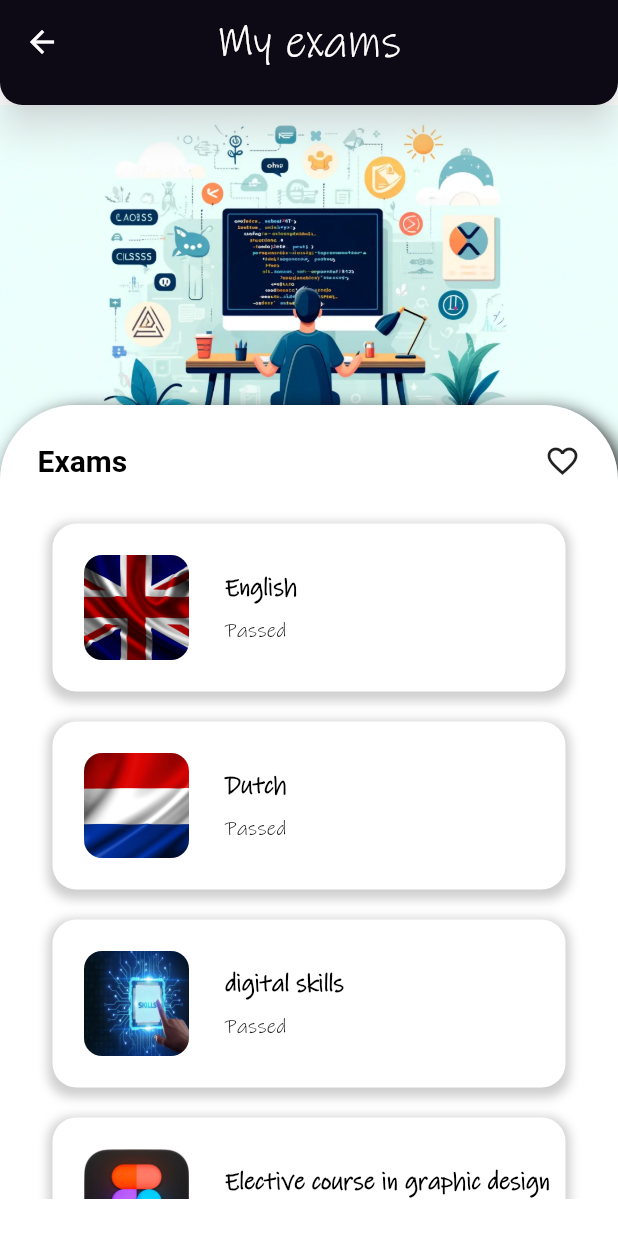
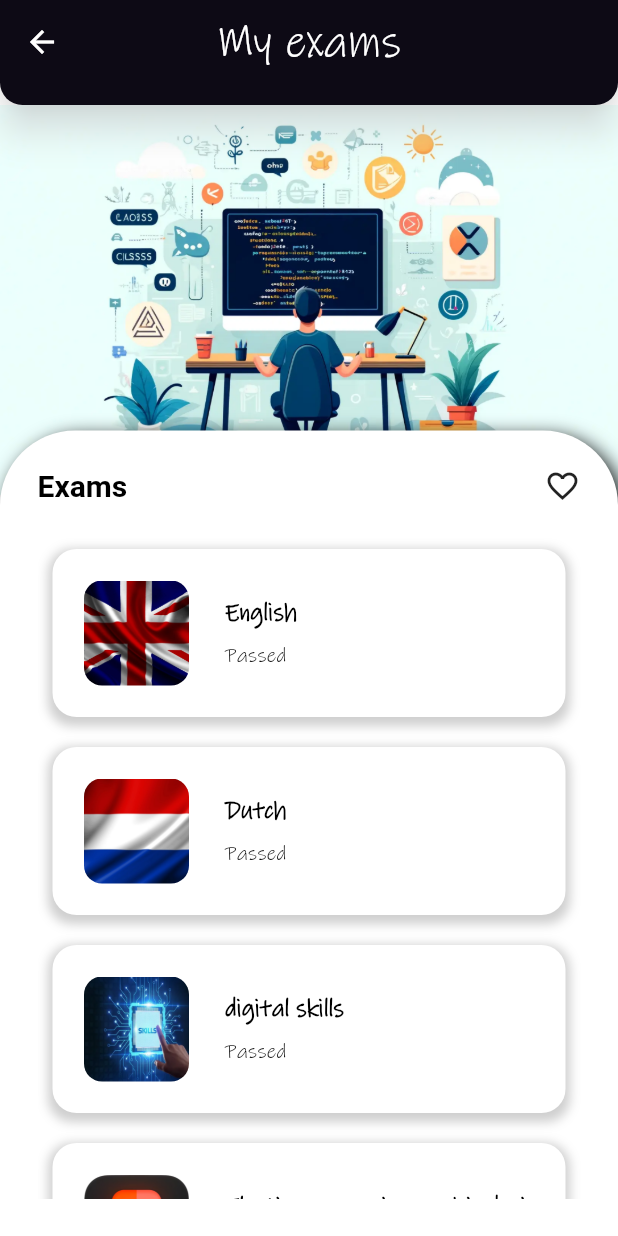
Before and after one commit to PS233187/jazzie_cv, a Flutter app: the MyExamsPage screen opened directly, on a phone screen of 412 x 824 dp. Run offline on Flutter 3.47's test engine with Material 3 defaults, Android fonts, the phone set to English and light mode, and no system bars; our stand-ins replace flutter_image_slideshow, lottie; missing offline and left inert: scratcher.

Commit message:
container_img_sizes

```diff
--- a/analysis_options.yaml
+++ b/analysis_options.yaml
@@ -7,7 +7,7 @@
 
 # The following line activates a set of recommended lints for Flutter apps,
 # packages, and plugins designed to encourage good coding practices.
-include: package:flutter_lints/flutter.yaml
+#include: package:flutter_lints/flutter.yaml
 
 linter:
   # The lint rules applied to this project can be customized in the
--- a/lib/pages/my_exams.dart
+++ b/lib/pages/my_exams.dart
@@ -9,8 +9,6 @@ class MyExamsPage extends StatefulWidget {
 }
 
 class _MyExamsPageState extends State<MyExamsPage> {
-
-
   @override
   Widget build(BuildContext context) {
     return Scaffold(
@@ -32,22 +30,24 @@ class _MyExamsPageState extends State<MyExamsPage> {
             borderRadius: BorderRadius.vertical(bottom: Radius.circular(15.0)),
           ),
           shadowColor: Colors.white,
-          iconTheme: IconThemeData(color: Colors.white), // Hiermee wordt de kleur van de terugknop (back arrow) ingesteld op wit
+          iconTheme: IconThemeData(
+              color: Colors
+                  .white), // Hiermee wordt de kleur van de terugknop (back arrow) ingesteld op wit
         ),
       ),
       backgroundColor: Colors.transparent,
       body: Stack(
         children: [
           Container(
-            height: 260, // Bepaal de hoogte van de afbeelding
-            width: double.infinity, // Neem de hele breedte in
+            height: 260,
+            width: double.infinity,
             child: Image.asset(
               'assets/images/exams_t.png',
               fit: BoxFit.cover,
             ),
           ),
           Container(
-            margin: EdgeInsets.only(top: 200),
+            margin: EdgeInsets.only(top: 217),
             padding: const EdgeInsets.all(25),
             decoration: BoxDecoration(
               color: Color(0xFFFFFFFF),
@@ -57,13 +57,12 @@ class _MyExamsPageState extends State<MyExamsPage> {
               ),
               boxShadow: [
                 BoxShadow(
-                  color: Colors.black.withOpacity(0.9), // Adjust opacity for shadow intensity
-                  offset: Offset(4.0, 4.0), // Adjust offset for shadow position
-                  blurRadius: 10.0, // Adjust blurRadius for shadow softness
+                  color: Colors.black.withOpacity(0.9),
+                  offset: Offset(4.0, 4.0),
+                  blurRadius: 10.0,
                 ),
               ],
             ),
-
             child: Center(
               child: DefaultTextStyle(
                 style: TextStyle(
@@ -95,38 +94,28 @@ class _MyExamsPageState extends State<MyExamsPage> {
                         children: [
                           ExamItem(
                             imagePath: 'assets/images/english.png',
-                            // Voeg het juiste afbeeldingspad toe
                             examItem: 'English',
-                            // Voeg de juiste persoonlijke itemnaam toe
-                            subTitle: 'Passed', // Voeg de juiste subtitel toe
+                            subTitle: 'Passed',
                           ),
                           ExamItem(
                             imagePath: 'assets/images/dutch.png',
-                            // Voeg het juiste afbeeldingspad toe
                             examItem: 'Dutch',
-                            // Voeg de juiste persoonlijke itemnaam toe
-                            subTitle: 'Passed', // Voeg de juiste subtitel toe
+                            subTitle: 'Passed',
                           ),
                           ExamItem(
                             imagePath: 'assets/images/digital.png',
-                            // Voeg het juiste afbeeldingspad toe
                             examItem: 'digital skills',
-                            // Voeg de juiste persoonlijke itemnaam toe
-                            subTitle: 'Passed', // Voeg de juiste subtitel toe
+                            subTitle: 'Passed',
                           ),
                           ExamItem(
                             imagePath: 'assets/images/figma_img.png',
-                            // Voeg het juiste afbeeldingspad toe
                             examItem: 'Elective course in graphic design',
-                            // Voeg de juiste persoonlijke itemnaam toe
-                            subTitle: 'Passed', // Voeg de juiste subtitel toe
+                            subTitle: 'Passed',
                           ),
                           ExamItem(
                             imagePath: 'assets/images/math.png',
-                            // Voeg het juiste afbeeldingspad toe
                             examItem: 'Math',
-                            // Voeg de juiste persoonlijke itemnaam toe
-                            subTitle: 'Passed', // Voeg de juiste subtitel toe
+                            subTitle: 'Passed',
                           ),
                         ],
                       ),
@@ -136,7 +125,6 @@ class _MyExamsPageState extends State<MyExamsPage> {
               ),
             ),
           ),
-
         ],
       ),
     );
```
Also changed, not shown: lib/pages/about_me.dart (+9 -19 lines), lib/pages/home_page.dart (+17 -19 lines), lib/pages/my_projects.dart (+10 -11 lines), lib/pages/splash_screen.dart (+5 -5 lines), assets/images/exams_bg.png (deleted).
